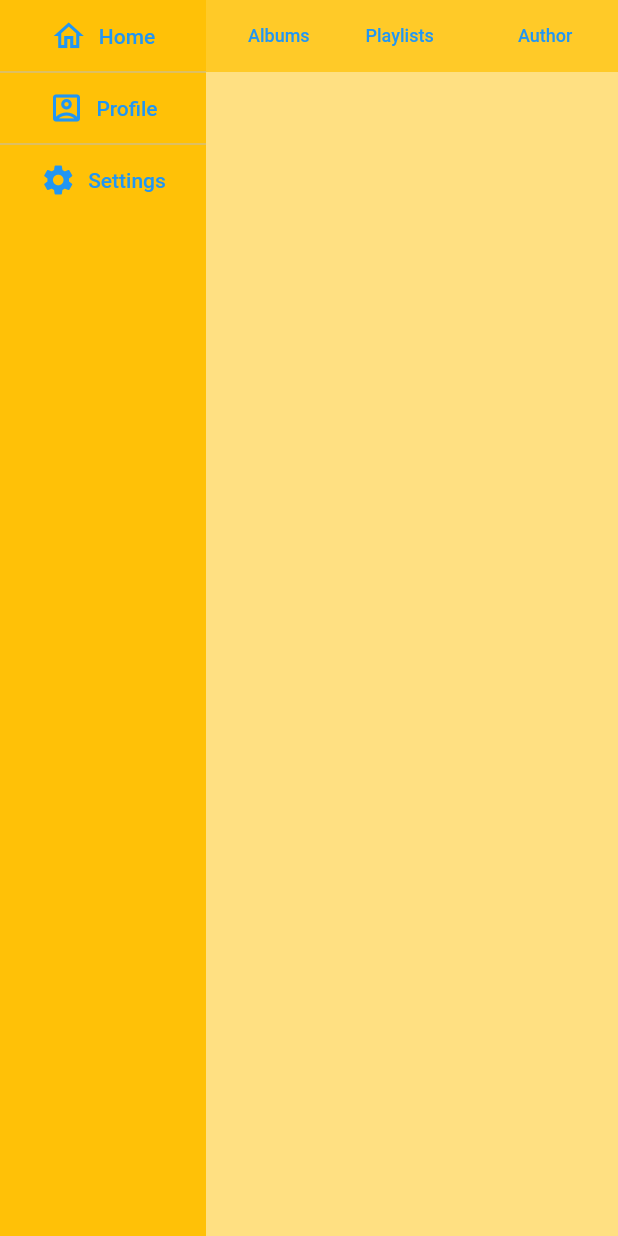
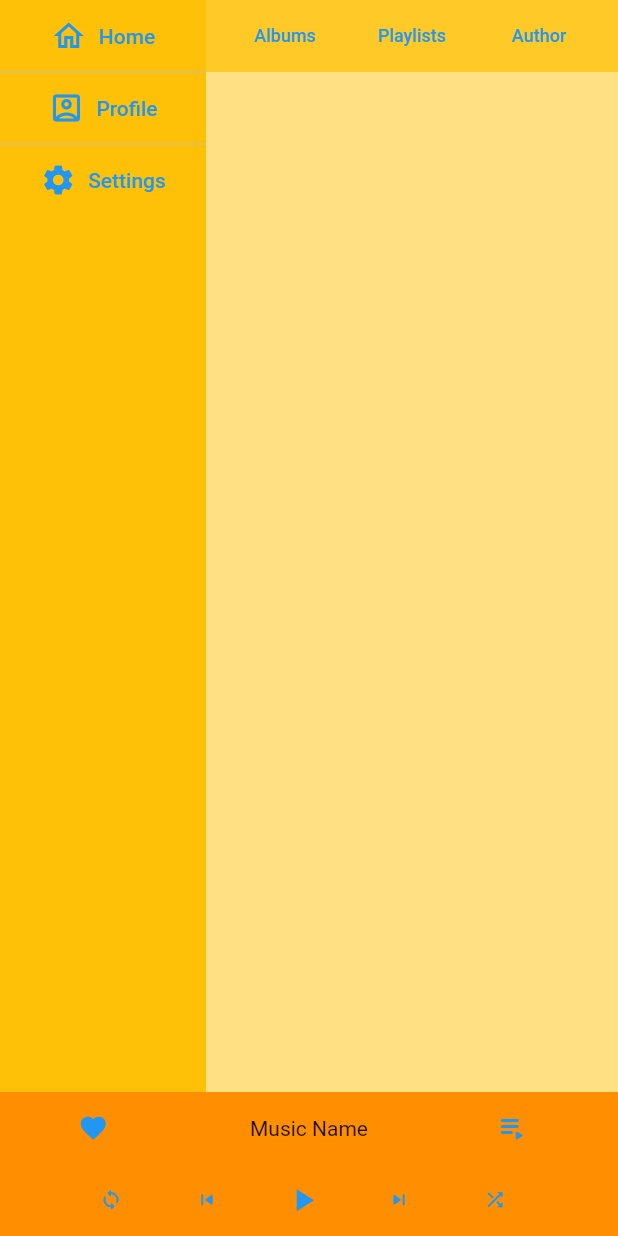
Before and after one commit to 3rs1n4cti0n/MusicPlayerApp, a Flutter app: the screen it shows after launch, on a phone screen of 412 x 824 dp. Run offline on Flutter 3.47's test engine with Material 2 defaults, Android fonts, the phone set to English and light mode, and no system bars.

Commit message:
Created UI element for playing, switching, favouriting etc. for bottom part of the app.

```diff
--- a/lib/App Pages/home_page.dart
+++ b/lib/App Pages/home_page.dart
@@ -1,7 +1,6 @@
 // ignore_for_file: prefer_const_constructors
 
 import 'package:flutter/material.dart';
-import 'package:flutter/services.dart';
 
 class Home extends StatefulWidget {
   const Home({Key? key}) : super(key: key);
@@ -13,15 +12,20 @@ class Home extends StatefulWidget {
 class _HomeState extends State<Home> {
   @override
   Widget build(BuildContext context) {
-    return Scaffold(
+    return SafeArea(
+      child: Scaffold(
         backgroundColor: Colors.amber[200],
-      body: Row(
+        body: Column(
+          children: [
+            Expanded(
+              child: Row(
                 crossAxisAlignment: CrossAxisAlignment.stretch,
                 children: [
                   Flexible(
                     child: Container(
                       color: Colors.amber,
                       child: Column(
+                        mainAxisAlignment: MainAxisAlignment.start,
                         crossAxisAlignment: CrossAxisAlignment.stretch,
                         children: [
                           TextButton.icon(
@@ -91,9 +95,6 @@ class _HomeState extends State<Home> {
                                     ),
                                   ),
                                 ),
-                        VerticalDivider(
-                          width: 0,
-                        ),
                                 TextButton(
                                   onPressed: () {},
                                   child: Text(
@@ -111,6 +112,87 @@ class _HomeState extends State<Home> {
                       ))
                 ],
               ),
+            ),
+            Container(
+              color: Colors.amber[800],
+              child: Column(
+                children: [
+                  Row(
+                    mainAxisAlignment: MainAxisAlignment.spaceAround,
+                    children: [
+                      Flexible(
+                        flex: 1,
+                        child: TextButton.icon(
+                            onPressed: () {},
+                            icon: Icon(
+                              Icons.favorite,
+                              size: 20,
+                            ),
+                            label: Text('')),
+                      ),
+                      Flexible(flex: 4, child: Text('Music Name')),
+                      Flexible(
+                        flex: 1,
+                        child: TextButton.icon(
+                            onPressed: () {},
+                            icon: Icon(Icons.playlist_play_rounded),
+                            label: Text('')),
+                      )
+                    ],
+                  ),
+                  Row(
+                    // TODO: add music lenght bar thing
+                    // ignore: prefer_const_literals_to_create_immutables
+                    children: [
+                      // add some widgets
+                    ],
+                  ),
+                  Row(
+                    mainAxisAlignment: MainAxisAlignment.center,
+                    children: [
+                      TextButton.icon(
+                          onPressed: () {},
+                          icon: Icon(
+                            Icons.loop_rounded,
+                            size: 15,
+                          ),
+                          label: Text('')),
+                      TextButton.icon(
+                          onPressed: () {},
+                          icon: Icon(
+                            Icons.skip_previous_rounded,
+                            size: 15,
+                          ),
+                          label: Text('')),
+                      TextButton.icon(
+                          onPressed: () {},
+                          icon: Icon(
+                            Icons.play_arrow,
+                            size: 25,
+                          ),
+                          label: Text('')),
+                      TextButton.icon(
+                          onPressed: () {},
+                          icon: Icon(
+                            Icons.skip_next_rounded,
+                            size: 15,
+                          ),
+                          label: Text('')),
+                      TextButton.icon(
+                          onPressed: () {},
+                          icon: Icon(
+                            Icons.shuffle,
+                            size: 15,
+                          ),
+                          label: Text(''))
+                    ],
+                  )
+                ],
+              ),
+            ),
+          ],
+        ),
+      ),
     );
   }
 }
--- a/lib/main.dart
+++ b/lib/main.dart
@@ -1,20 +1,15 @@
 import 'package:flutter/material.dart';
-import 'package:flutter/services.dart';
 import 'package:music_player_app/App%20Pages/home_page.dart';
 import 'package:music_player_app/App%20Pages/loading.dart';
 import 'package:music_player_app/App%20Pages/profile.dart';
 
 void main() {
-  SystemChrome.setEnabledSystemUIMode(SystemUiMode.immersiveSticky);
-  runApp(SafeArea(
-    top: true,
-    child: MaterialApp(
+  runApp(MaterialApp(
     initialRoute: '/home',
     routes: {
       '/': (context) => const LoadingPage(),
       '/home': (context) => const Home(),
       '/profile': (context) => const Profile(),
     },
-    ),
   ));
 }
```
Lines whose indentation alone changed are shown as unchanged.
